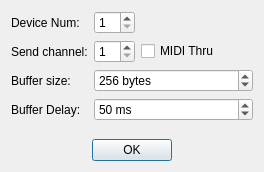
The window that src/View/SettingsDialog.ui (thefinalcutbg/QAN1xEditor) describes before a commit, drawn with Qt 5.
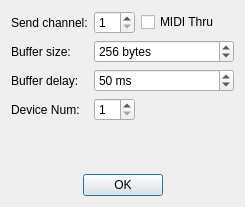
The same window after the commit.

Diff of the .ui file:
```diff
--- a/src/View/SettingsDialog.ui
+++ b/src/View/SettingsDialog.ui
@@ -6,8 +6,8 @@
    <rect>
     <x>0</x>
     <y>0</y>
-    <width>264</width>
-    <height>172</height>
+    <width>245</width>
+    <height>207</height>
    </rect>
   </property>
   <property name="windowTitle">
@@ -17,43 +17,13 @@
    <item>
     <layout class="QGridLayout" name="gridLayout">
      <item row="0" column="0">
-      <widget class="QLabel" name="label_17">
-       <property name="text">
-        <string>Device Num:</string>
-       </property>
-      </widget>
-     </item>
-     <item row="0" column="1">
-      <widget class="QSpinBox" name="deviceSpin">
-       <property name="minimum">
-        <number>1</number>
-       </property>
-       <property name="maximum">
-        <number>16</number>
-       </property>
-      </widget>
-     </item>
-     <item row="0" column="2">
-      <spacer name="horizontalSpacer_3">
-       <property name="orientation">
-        <enum>Qt::Orientation::Horizontal</enum>
-       </property>
-       <property name="sizeHint" stdset="0">
-        <size>
-         <width>40</width>
-         <height>20</height>
-        </size>
-       </property>
-      </spacer>
-     </item>
-     <item row="1" column="0">
       <widget class="QLabel" name="label_14">
        <property name="text">
         <string>Send chаnnel:</string>
        </property>
       </widget>
      </item>
-     <item row="1" column="1">
+     <item row="0" column="1">
       <widget class="QSpinBox" name="sendSpin">
        <property name="minimum">
         <number>1</number>
@@ -63,21 +33,21 @@
        </property>
       </widget>
      </item>
-     <item row="1" column="2">
+     <item row="0" column="2">
       <widget class="QCheckBox" name="thruCheck">
        <property name="text">
         <string>MIDI Thru</string>
        </property>
       </widget>
      </item>
-     <item row="2" column="0">
+     <item row="1" column="0">
       <widget class="QLabel" name="label">
        <property name="text">
         <string>Buffer size:</string>
        </property>
       </widget>
      </item>
-     <item row="2" column="1" colspan="2">
+     <item row="1" column="1" colspan="2">
       <widget class="QSpinBox" name="buffer">
        <property name="toolTip">
         <string>Specify the number of bytes for each chunk of data sent</string>
@@ -102,20 +72,20 @@
        </property>
       </widget>
      </item>
-     <item row="3" column="0">
+     <item row="2" column="0">
       <widget class="QLabel" name="label_2">
        <property name="text">
-        <string>Buffer Delay:</string>
+        <string>Buffer delay:</string>
        </property>
       </widget>
      </item>
-     <item row="3" column="1" colspan="2">
+     <item row="2" column="1" colspan="2">
       <widget class="QSpinBox" name="delay">
        <property name="toolTip">
         <string>Set the time delay (in milliseconds) between each data chunk sent</string>
        </property>
        <property name="specialValueText">
-        <string>Unlimited</string>
+        <string/>
        </property>
        <property name="suffix">
         <string> ms</string>
@@ -137,6 +107,36 @@
        </property>
       </widget>
      </item>
+     <item row="3" column="0">
+      <widget class="QLabel" name="label_17">
+       <property name="text">
+        <string>Device Num:</string>
+       </property>
+      </widget>
+     </item>
+     <item row="3" column="1">
+      <widget class="QSpinBox" name="deviceSpin">
+       <property name="minimum">
+        <number>1</number>
+       </property>
+       <property name="maximum">
+        <number>16</number>
+       </property>
+      </widget>
+     </item>
+     <item row="3" column="2">
+      <spacer name="horizontalSpacer_3">
+       <property name="orientation">
+        <enum>Qt::Horizontal</enum>
+       </property>
+       <property name="sizeHint" stdset="0">
+        <size>
+         <width>40</width>
+         <height>20</height>
+        </size>
+       </property>
+      </spacer>
+     </item>
     </layout>
    </item>
    <item>
@@ -147,7 +147,7 @@
      <property name="sizeHint" stdset="0">
       <size>
        <width>20</width>
-       <height>225</height>
+       <height>40</height>
       </size>
      </property>
     </spacer>
```
Left out of the diff: 6 changed lines with no effect on the pictures.
